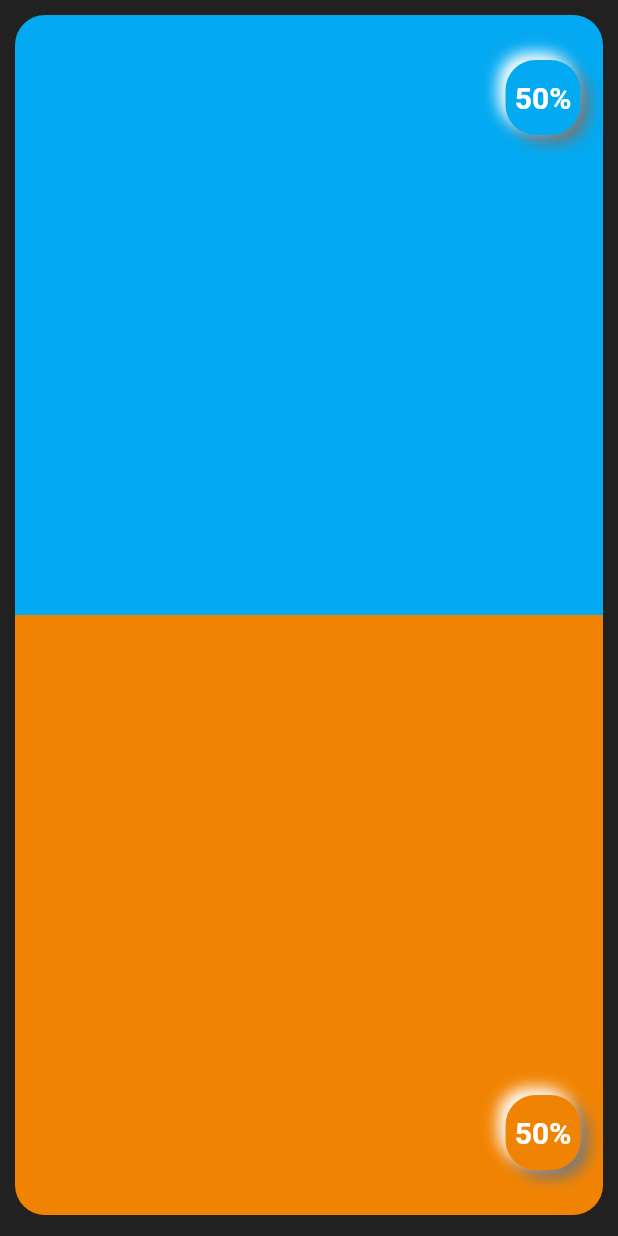
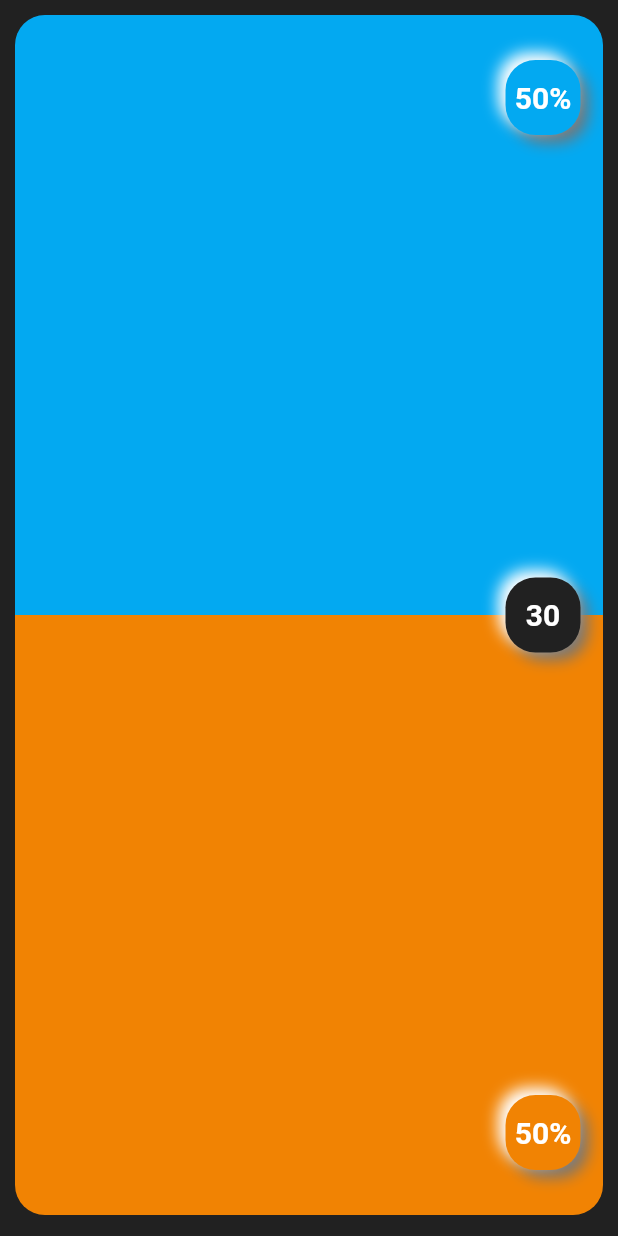
Before and after one commit to sgc93/TapTap, a Flutter app: the GamePage screen opened by its route, on a phone screen of 412 x 824 dp. Run offline on Flutter 3.47's test engine with Material 2 defaults, Android fonts, the phone set to English and light mode, and no system bars; statements that could not run were skipped.

Commit message:
add game duration counter box

```diff
--- a/lib/pages/game_page.dart
+++ b/lib/pages/game_page.dart
@@ -20,6 +20,7 @@ class _GamePageState extends State<GamePage> {
 
   int _playerOneStatus = 50;
   int _playerTwoStatus = 50;
+  int _duration = 30;
 
   int _playerOneNumTap = 0;
   int _playerTwoNumTap = 0;
@@ -193,6 +194,7 @@ class _GamePageState extends State<GamePage> {
           mainAxisAlignment: MainAxisAlignment.spaceBetween,
           children: [
             _statusBoxOne(),
+            _durationStatus(),
             _statusBoxTwo(),
           ],
         ),
@@ -205,6 +207,20 @@ class _GamePageState extends State<GamePage> {
       const Color.fromRGBO(241, 131, 3, 1),
       Text(
         '$_playerTwoStatus%',
+        style: const TextStyle(
+          color: Colors.white,
+          fontSize: 20,
+          fontWeight: FontWeight.bold,
+        ),
+      ),
+    );
+  }
+
+  Widget _durationStatus() {
+    return _statusContainer(
+      Colors.grey[900],
+      Text(
+        '$_duration',
         style: const TextStyle(
           color: Colors.white,
           fontSize: 20,
```
